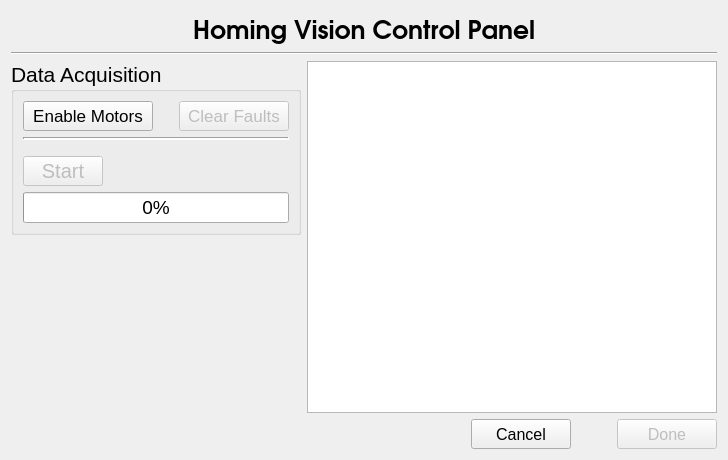
First picture: the form in widgets/homing/homing_interface_vision.ui, repository IRMA-LAB/cable_robot, before the edit.
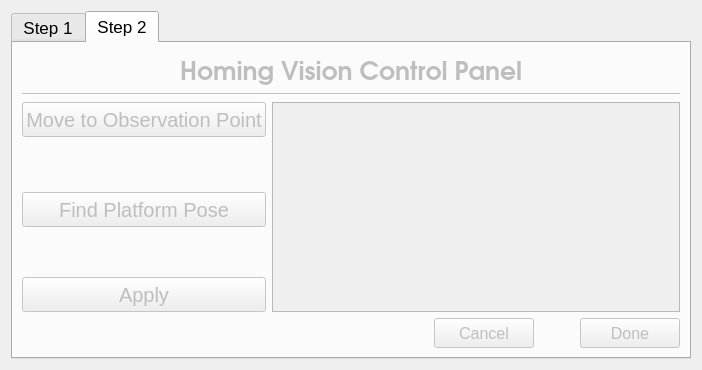
Second picture: the form after the edit.

Commit message: wip on homing vision

The edit to the form file:
```diff
--- a/widgets/homing/homing_interface_vision.ui
+++ b/widgets/homing/homing_interface_vision.ui
@@ -6,14 +6,41 @@
    <rect>
     <x>0</x>
     <y>0</y>
-    <width>726</width>
-    <height>460</height>
+    <width>702</width>
+    <height>370</height>
    </rect>
   </property>
   <property name="windowTitle">
    <string>Form</string>
   </property>
-  <layout class="QVBoxLayout" name="widgetLayout">
+  <layout class="QVBoxLayout" name="verticalLayout_3">
+   <item>
+    <widget class="QTabWidget" name="tabWidget">
+     <property name="enabled">
+      <bool>true</bool>
+     </property>
+     <property name="font">
+      <font>
+       <pointsize>13</pointsize>
+      </font>
+     </property>
+     <property name="currentIndex">
+      <number>1</number>
+     </property>
+     <widget class="QWidget" name="tab_proprioceptive">
+      <attribute name="title">
+       <string>Step 1</string>
+      </attribute>
+      <layout class="QVBoxLayout" name="verticalLayout_step1"/>
+     </widget>
+     <widget class="QWidget" name="tab_vision">
+      <property name="enabled">
+       <bool>false</bool>
+      </property>
+      <attribute name="title">
+       <string>Step 2</string>
+      </attribute>
+      <layout class="QVBoxLayout" name="verticalLayout_step2">
    <item>
     <widget class="QLabel" name="label_3">
      <property name="font">
@@ -42,162 +69,13 @@
    <item>
     <layout class="QHBoxLayout" name="horizontalLayout">
      <item>
-      <layout class="QVBoxLayout" name="verticalLayout" stretch="0,1">
+          <layout class="QVBoxLayout" name="verticalLayout" stretch="0,0,0,0,0">
        <item>
-        <widget class="QGroupBox" name="groupBox_dataCollection">
-         <property name="sizePolicy">
-          <sizepolicy hsizetype="Fixed" vsizetype="Preferred">
-           <horstretch>0</horstretch>
-           <verstretch>0</verstretch>
-          </sizepolicy>
-         </property>
-         <property name="minimumSize">
-          <size>
-           <width>300</width>
-           <height>0</height>
-          </size>
-         </property>
-         <property name="font">
-          <font>
-           <pointsize>16</pointsize>
-          </font>
-         </property>
-         <property name="title">
-          <string>Data Acquisition</string>
-         </property>
-         <layout class="QVBoxLayout" name="verticalLayout_2" stretch="0,0,0,0,0,0,1">
-          <property name="sizeConstraint">
-           <enum>QLayout::SetFixedSize</enum>
-          </property>
-          <item>
-           <layout class="QHBoxLayout" name="horizontalLayout_2">
-            <item>
-             <widget class="QPushButton" name="pushButton_enable">
-              <property name="sizePolicy">
-               <sizepolicy hsizetype="Fixed" vsizetype="Fixed">
-                <horstretch>0</horstretch>
-                <verstretch>0</verstretch>
-               </sizepolicy>
-              </property>
-              <property name="minimumSize">
-               <size>
-                <width>130</width>
-                <height>30</height>
-               </size>
-              </property>
-              <property name="maximumSize">
-               <size>
-                <width>16777215</width>
-                <height>30</height>
-               </size>
-              </property>
-              <property name="font">
-               <font>
-                <pointsize>13</pointsize>
-               </font>
-              </property>
-              <property name="text">
-               <string>Enable Motors</string>
-              </property>
-              <property name="checkable">
-               <bool>true</bool>
-              </property>
-             </widget>
-            </item>
-            <item>
-             <spacer name="horizontalSpacer_2">
-              <property name="orientation">
-               <enum>Qt::Horizontal</enum>
-              </property>
-              <property name="sizeType">
-               <enum>QSizePolicy::Fixed</enum>
-              </property>
-              <property name="sizeHint" stdset="0">
-               <size>
-                <width>20</width>
-                <height>20</height>
-               </size>
-              </property>
-             </spacer>
-            </item>
-            <item>
-             <widget class="QPushButton" name="pushButton_clearFaults">
-              <property name="enabled">
-               <bool>false</bool>
-              </property>
-              <property name="sizePolicy">
-               <sizepolicy hsizetype="Fixed" vsizetype="Fixed">
-                <horstretch>0</horstretch>
-                <verstretch>0</verstretch>
-               </sizepolicy>
-              </property>
-              <property name="minimumSize">
-               <size>
-                <width>110</width>
-                <height>30</height>
-               </size>
-              </property>
-              <property name="maximumSize">
-               <size>
-                <width>16777215</width>
-                <height>30</height>
-               </size>
-              </property>
-              <property name="font">
-               <font>
-                <pointsize>13</pointsize>
-               </font>
-              </property>
-              <property name="text">
-               <string>Clear Faults</string>
-              </property>
-             </widget>
-            </item>
-           </layout>
-          </item>
-          <item>
-           <widget class="Line" name="line">
-            <property name="lineWidth">
-             <number>2</number>
-            </property>
-            <property name="orientation">
-             <enum>Qt::Horizontal</enum>
-            </property>
-           </widget>
-          </item>
-          <item>
-           <spacer name="verticalSpacer_3">
-            <property name="orientation">
-             <enum>Qt::Vertical</enum>
-            </property>
-            <property name="sizeType">
-             <enum>QSizePolicy::Fixed</enum>
-            </property>
-            <property name="sizeHint" stdset="0">
-             <size>
-              <width>20</width>
-              <height>10</height>
-             </size>
-            </property>
-           </spacer>
-          </item>
-          <item>
-           <layout class="QHBoxLayout" name="horizontalLayout_4">
-            <item>
-             <widget class="QPushButton" name="pushButton_start">
-              <property name="enabled">
-               <bool>false</bool>
-              </property>
+            <widget class="QPushButton" name="pushButton_move">
               <property name="minimumSize">
                <size>
                 <width>0</width>
-                <height>30</height>
-               </size>
-              </property>
-              <property name="maximumSize">
-               <size>
-                <width>16777215</width>
-                <height>30</height>
+               <height>35</height>
                </size>
               </property>
               <property name="font">
@@ -206,87 +84,86 @@
                </font>
               </property>
               <property name="text">
-               <string>Start</string>
-              </property>
-              <property name="checkable">
-               <bool>true</bool>
-              </property>
-             </widget>
-            </item>
-            <item>
-             <spacer name="horizontalSpacer_3">
-              <property name="orientation">
-               <enum>Qt::Horizontal</enum>
-              </property>
-              <property name="sizeHint" stdset="0">
-               <size>
-                <width>40</width>
-                <height>20</height>
-               </size>
-              </property>
-             </spacer>
-            </item>
-           </layout>
+              <string>Move to Observation Point</string>
+             </property>
+            </widget>
           </item>
           <item>
            <spacer name="verticalSpacer_2">
             <property name="orientation">
              <enum>Qt::Vertical</enum>
             </property>
-            <property name="sizeType">
-             <enum>QSizePolicy::Fixed</enum>
-            </property>
             <property name="sizeHint" stdset="0">
              <size>
               <width>20</width>
-              <height>0</height>
+               <height>40</height>
              </size>
             </property>
            </spacer>
           </item>
           <item>
-           <widget class="QProgressBar" name="progressBar">
+            <widget class="QPushButton" name="pushButton_find">
+             <property name="enabled">
+              <bool>false</bool>
+             </property>
+             <property name="minimumSize">
+              <size>
+               <width>0</width>
+               <height>35</height>
+              </size>
+             </property>
+             <property name="maximumSize">
+              <size>
+               <width>16777215</width>
+               <height>30</height>
+              </size>
+             </property>
             <property name="font">
              <font>
-              <pointsize>14</pointsize>
-             </font>
-            </property>
-            <property name="value">
-             <number>0</number>
-            </property>
+               <pointsize>15</pointsize>
+              </font>
+             </property>
+             <property name="text">
+              <string>Find Platform Pose</string>
+             </property>
+             <property name="checkable">
+              <bool>true</bool>
+             </property>
            </widget>
           </item>
           <item>
-           <spacer name="verticalSpacer_4">
+            <spacer name="verticalSpacer_3">
             <property name="orientation">
              <enum>Qt::Vertical</enum>
             </property>
-            <property name="sizeType">
-             <enum>QSizePolicy::Expanding</enum>
-            </property>
             <property name="sizeHint" stdset="0">
              <size>
               <width>20</width>
-              <height>0</height>
+               <height>40</height>
              </size>
             </property>
            </spacer>
           </item>
-         </layout>
-        </widget>
-       </item>
        <item>
-        <spacer name="verticalSpacer">
-         <property name="orientation">
-          <enum>Qt::Vertical</enum>
-         </property>
-         <property name="sizeHint" stdset="0">
+            <widget class="QPushButton" name="pushButton_apply">
+             <property name="enabled">
+              <bool>false</bool>
+             </property>
+             <property name="minimumSize">
           <size>
-           <width>20</width>
-           <height>40</height>
-          </size>
-         </property>
-        </spacer>
+               <width>0</width>
+               <height>35</height>
+              </size>
+             </property>
+             <property name="font">
+              <font>
+               <pointsize>15</pointsize>
+              </font>
+             </property>
+             <property name="text">
+              <string>Apply</string>
+             </property>
+            </widget>
        </item>
       </layout>
      </item>
@@ -402,6 +279,10 @@
       </widget>
      </item>
     </layout>
+       </item>
+      </layout>
+     </widget>
+    </widget>
    </item>
   </layout>
  </widget>
```
Left out of the diff: 2 changed lines with no effect on the pictures. Lines whose indentation alone changed are shown as unchanged. The commit also changes 8 other files.
